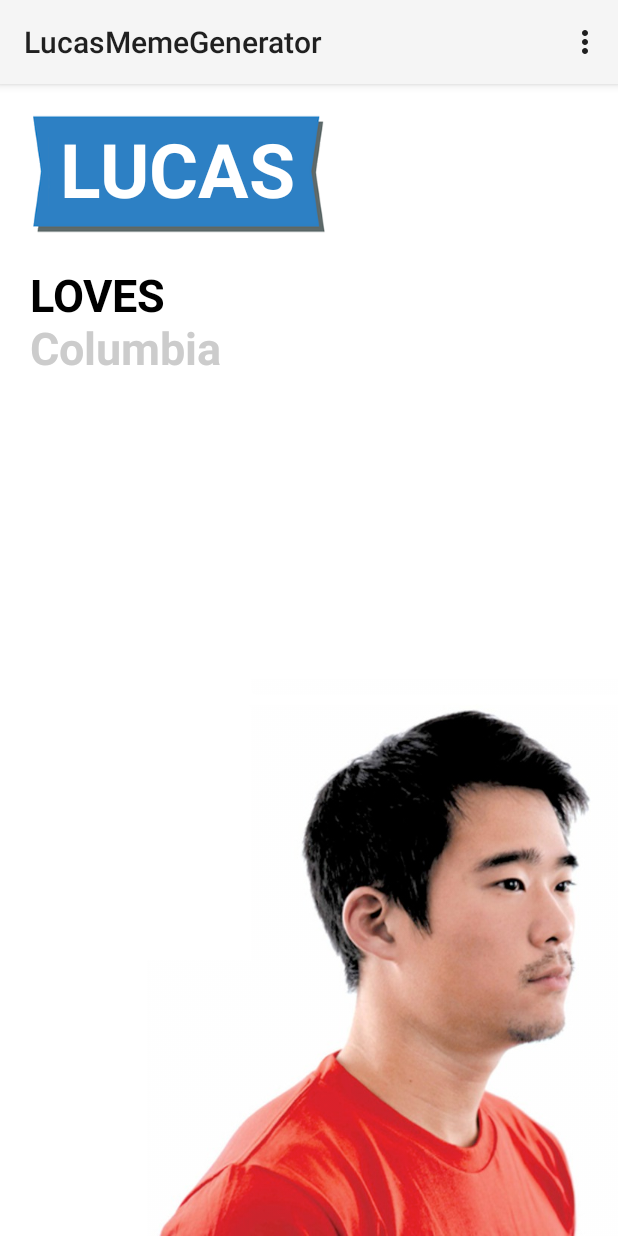
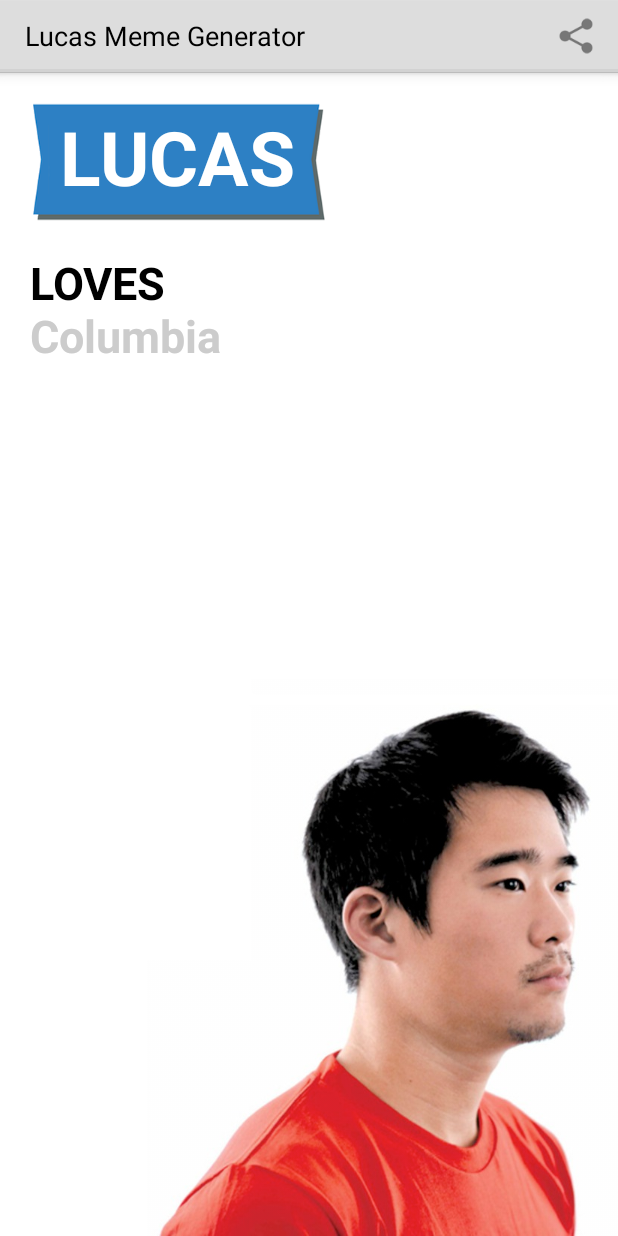
Before and after one commit to ronshapiro/lucas-meme-generator, an Android app: the screen it shows after launch (LucasActivity), on a phone screen of 412 x 824 dp. Run offline under Robolectric (Android 15) with nearby library versions, the phone set to English and light mode, and no system bars.

```diff
--- a/app/src/main/AndroidManifest.xml
+++ b/app/src/main/AndroidManifest.xml
@@ -1,12 +1,12 @@
 <manifest xmlns:android="http://schemas.android.com/apk/res/android"
-    package="com.venmo.lucasuses">
+    package="me.ronshapiro.lucas.uses.venmo">
 
     <application android:allowBackup="true"
         android:label="@string/app_name"
-        android:icon="@drawable/ic_launcher"
+        android:icon="@drawable/lucasbanner"
         android:theme="@style/AppTheme">
 
-        <activity android:name="com.venmo.lucasuses.LucasActivity">
+        <activity android:name="me.ronshapiro.lucas.uses.venmo.LucasActivity">
             <intent-filter>
                 <action android:name="android.intent.action.MAIN" />
                 <category android:name="android.intent.category.LAUNCHER" />
--- a/app/src/main/java/com/venmo/lucasuses/LucasActivity.java
+++ b/app/src/main/java/me/ronshapiro/lucas/uses/venmo/LucasActivity.java
@@ -1,4 +1,4 @@
-package com.venmo.lucasuses;
+package me.ronshapiro.lucas.uses.venmo;
 
 import android.app.Activity;
 import android.app.AlertDialog;
@@ -16,7 +16,6 @@ import android.os.Bundle;
 import android.os.Environment;
 import android.os.SystemClock;
 import android.provider.MediaStore;
-import android.support.v7.app.ActionBarActivity;
 import android.text.Editable;
 import android.text.Spannable;
 import android.text.SpannableString;
@@ -32,7 +31,6 @@ import android.view.View.OnLongClickListener;
 import android.widget.EditText;
 import android.widget.ImageView;
 
-import com.google.common.base.CharMatcher;
 import com.google.common.base.Splitter;
 import com.google.common.collect.Lists;
 
@@ -51,7 +49,7 @@ import java.util.List;
  *
  * @see <a href="http://developer.android.com/guide/components/fragments.html">Fragments</a>
  */
-public class LucasActivity extends ActionBarActivity {
+public class LucasActivity extends Activity {
 
     private static final String TAG = LucasActivity.class.getSimpleName();
     private static final int REQUEST_FOR_PICTURE = 1000;
@@ -151,7 +149,7 @@ public class LucasActivity extends ActionBarActivity {
                 return true; // tell Android we want to consume the click event
             }
         });
-        if (savedInstanceState != null){
+        if (savedInstanceState != null) {
             Bitmap savedMemeBitmap = savedInstanceState.getParcelable(EXTRA_SAVED_MEME_BITMAP);
             if (savedMemeBitmap != null) {
                 mMemeImage.setImageBitmap(savedMemeBitmap);
@@ -244,8 +242,8 @@ public class LucasActivity extends ActionBarActivity {
                 if (throwable != null) {
                     new AlertDialog.Builder(LucasActivity.this)
                             .setTitle("There was an creating the image!")
-                            // don't actually do this in production,
-                            // it's a confusing error messages to users
+                                    // don't actually do this in production,
+                                    // it's a confusing error messages to users
                             .setMessage(throwable.getMessage())
                             .setPositiveButton("Dismiss", null)
                             .show();
--- a/app/src/main/java/com/venmo/lucasuses/SilencingReselectingTextWatcher.java
+++ b/app/src/main/java/me/ronshapiro/lucas/uses/venmo/SilencingReselectingTextWatcher.java
@@ -1,4 +1,4 @@
-package com.venmo.lucasuses;
+package me.ronshapiro.lucas.uses.venmo;
 
 import android.text.Editable;
 import android.text.TextWatcher;
--- a/app/src/main/res/layout/activity_lucas_meme.xml
+++ b/app/src/main/res/layout/activity_lucas_meme.xml
@@ -1,7 +1,9 @@
 <RelativeLayout xmlns:android="http://schemas.android.com/apk/res/android"
+    xmlns:tools="http://schemas.android.com/tools"
     android:layout_width="match_parent"
     android:layout_height="match_parent"
-    android:background="@android:color/white">
+    android:background="@android:color/white"
+    tools:context="me.ronshapiro.lucas.uses.venmo.LucasActivity">
 
     <ImageView
         android:id="@+id/meme_image"
--- a/app/src/main/res/menu/menu_meme.xml
+++ b/app/src/main/res/menu/menu_meme.xml
@@ -1,7 +1,7 @@
 <menu xmlns:android="http://schemas.android.com/apk/res/android">
     <item
         android:id="@+id/menu_share"
-        android:icon="@android:drawable/ic_menu_share"
+        android:icon="@drawable/ic_share"
         android:showAsAction="ifRoom"
         android:title="Share">
     </item>
--- a/app/src/main/res/values/strings.xml
+++ b/app/src/main/res/values/strings.xml
@@ -1,3 +1,3 @@
 <resources>
-    <string name="app_name">LucasMemeGenerator</string>
+    <string name="app_name">Lucas Meme Generator</string>
 </resources>
--- a/app/src/main/res/values/styles.xml
+++ b/app/src/main/res/values/styles.xml
@@ -1,8 +1,12 @@
 <resources>
 
     <!-- Base application theme. -->
-    <style name="AppTheme" parent="Theme.AppCompat.Light">
-        <!-- Customize your theme here. -->
+    <style name="AppTheme" parent="android:Theme.Holo.Light.DarkActionBar">
+        <item name="android:actionBarStyle">@style/LucasActionBar</item>
+    </style>
+
+    <style name="LucasActionBar" parent="@android:style/Widget.Holo.Light.ActionBar.Solid">
+        <item name="android:icon">@android:color/transparent</item>
     </style>
 
 </resources>
--- a/build.gradle
+++ b/build.gradle
@@ -5,7 +5,7 @@ buildscript {
         mavenCentral()
     }
     dependencies {
-        classpath 'com.android.tools.build:gradle:0.8.+'
+        classpath 'com.android.tools.build:gradle:0.12.+'
     }
 }
 
```
Also changed, not shown: app/build.gradle (+17 -5 lines), app/src/main/res/drawable-xhdpi/ic_share.png (added), app/src/main/res/drawable-xhdpi/lucasbanner.png (added), 2 other files.
